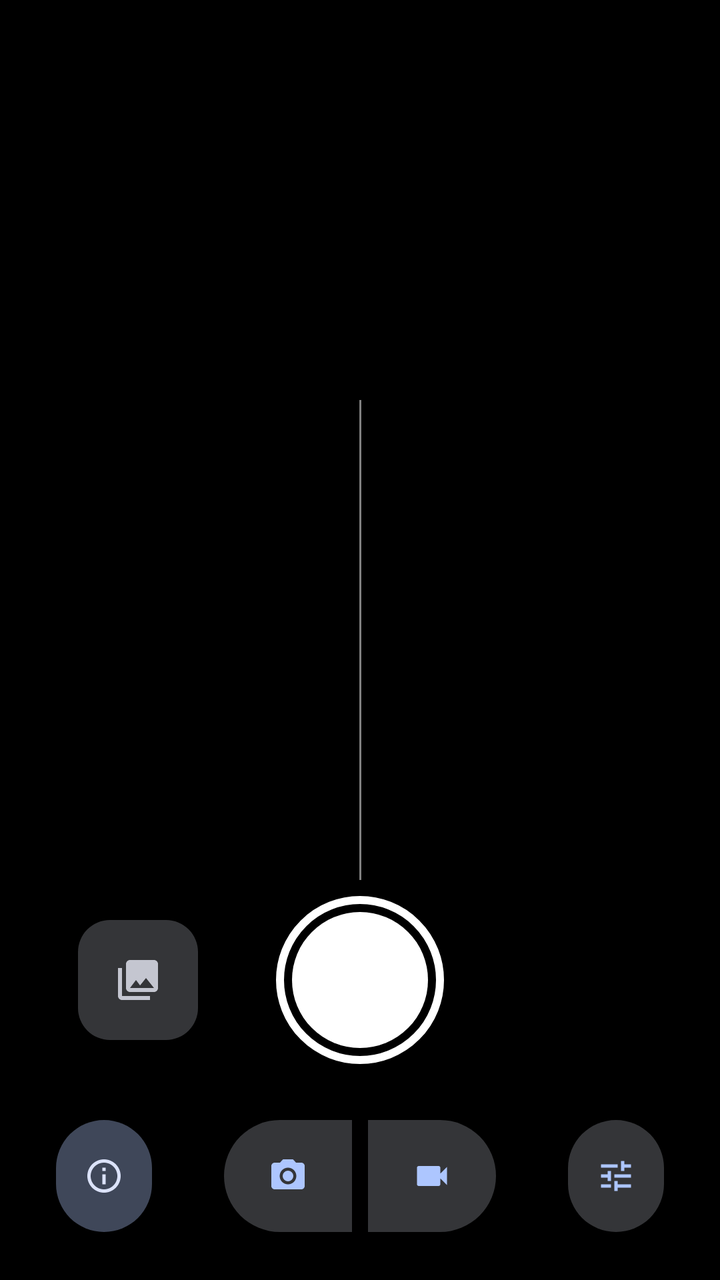
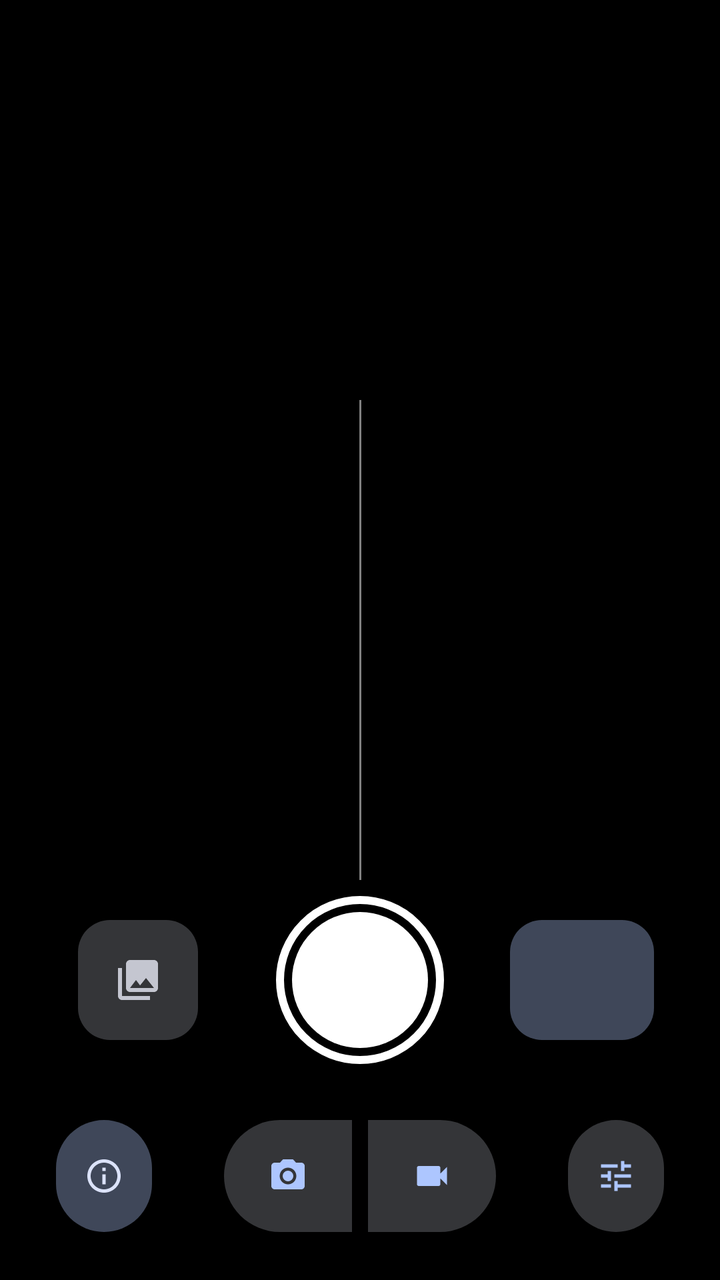

Before-and-after screenshots of an Android layout around one commit, followed by the original layout XML and the change that was made.
<!-- AndroidManifest.xml: application theme Theme.My3DCamera -->
<!-- res/layout/activity_main.xml -->
<?xml version="1.0" encoding="utf-8"?>
<androidx.constraintlayout.widget.ConstraintLayout xmlns:android="http://schemas.android.com/apk/res/android"
    xmlns:app="http://schemas.android.com/apk/res-auto"
    android:layout_width="match_parent"
    android:layout_height="match_parent"
    android:background="@color/black">

    
    <LinearLayout
        android:id="@+id/statusPanel"
        android:layout_width="wrap_content"
        android:layout_height="wrap_content"
        android:layout_marginTop="16dp"
        android:background="@drawable/bg_card"
        android:backgroundTint="?attr/colorSurfaceContainerHigh"
        android:orientation="horizontal"
        android:paddingHorizontal="16dp"
        android:paddingVertical="10dp"
        android:visibility="gone"
        app:layout_constraintEnd_toEndOf="parent"
        app:layout_constraintStart_toStartOf="parent"
        app:layout_constraintTop_toTopOf="parent">

        <TextView
            android:id="@+id/statusLabels"
            android:layout_width="wrap_content"
            android:layout_height="wrap_content"
            android:lineSpacingExtra="3dp"
            android:textColor="?attr/colorOnSurfaceVariant"
            android:textSize="12sp" />

        <TextView
            android:id="@+id/statusValues"
            android:layout_width="wrap_content"
            android:layout_height="wrap_content"
            android:layout_marginStart="16dp"
            android:fontFamily="sans-serif-medium"
            android:fontFeatureSettings="tnum"
            android:lineSpacingExtra="3dp"
            android:textColor="?attr/colorOnSurface"
            android:textSize="12sp" />
    </LinearLayout>

    <TextureView
        android:id="@+id/preview"
        android:layout_width="0dp"
        android:layout_height="0dp"
        app:layout_constraintBottom_toBottomOf="parent"
        app:layout_constraintDimensionRatio="3:2"
        app:layout_constraintEnd_toEndOf="parent"
        app:layout_constraintStart_toStartOf="parent"
        app:layout_constraintTop_toTopOf="parent" />

    <View
        android:id="@+id/eyeDivider"
        android:layout_width="1dp"
        android:layout_height="0dp"
        android:background="#80FFFFFF"
        app:layout_constraintBottom_toBottomOf="@id/preview"
        app:layout_constraintEnd_toEndOf="@id/preview"
        app:layout_constraintStart_toStartOf="@id/preview"
        app:layout_constraintTop_toTopOf="@id/preview" />

    <TextView
        android:id="@+id/recordingIndicator"
        android:layout_width="wrap_content"
        android:layout_height="wrap_content"
        android:layout_marginBottom="12dp"
        android:background="@drawable/bg_pill"
        android:backgroundTint="@color/record_red"
        android:fontFamily="sans-serif-medium"
        android:paddingHorizontal="14dp"
        android:paddingVertical="4dp"
        android:textColor="@color/white"
        android:textSize="15sp"
        android:visibility="gone"
        app:layout_constraintBottom_toTopOf="@id/preview"
        app:layout_constraintEnd_toEndOf="parent"
        app:layout_constraintStart_toStartOf="parent" />

    <TextView
        android:id="@+id/warningText"
        android:layout_width="wrap_content"
        android:layout_height="wrap_content"
        android:layout_marginHorizontal="24dp"
        android:layout_marginTop="12dp"
        android:background="@drawable/bg_pill"
        android:backgroundTint="?attr/colorErrorContainer"
        android:fontFamily="sans-serif-medium"
        android:gravity="center"
        android:paddingHorizontal="16dp"
        android:paddingVertical="6dp"
        android:textColor="?attr/colorOnErrorContainer"
        android:textSize="13sp"
        android:visibility="gone"
        app:layout_constrainedWidth="true"
        app:layout_constraintEnd_toEndOf="parent"
        app:layout_constraintStart_toStartOf="parent"
        app:layout_constraintTop_toBottomOf="@id/preview" />

    
    <com.google.android.material.card.MaterialCardView
        android:id="@+id/calibrationPanel"
        style="?attr/materialCardViewFilledStyle"
        android:layout_width="0dp"
        android:layout_height="wrap_content"
        android:layout_marginHorizontal="16dp"
        android:layout_marginBottom="24dp"
        android:visibility="gone"
        app:cardBackgroundColor="?attr/colorSurfaceContainerHigh"
        app:cardCornerRadius="28dp"
        app:layout_constraintBottom_toTopOf="@id/shutterButton"
        app:layout_constraintEnd_toEndOf="parent"
        app:layout_constraintStart_toStartOf="parent">

        <LinearLayout
            android:layout_width="match_parent"
            android:layout_height="wrap_content"
            android:orientation="vertical"
            android:paddingStart="20dp"
            android:paddingTop="8dp"
            android:paddingEnd="12dp"
            android:paddingBottom="8dp">

            <LinearLayout
                android:layout_width="match_parent"
                android:layout_height="wrap_content"
                android:gravity="center_vertical"
                android:orientation="horizontal">

                <TextView
                    android:layout_width="0dp"
                    android:layout_height="wrap_content"
                    android:layout_weight="1"
                    android:text="@string/calibration_title"
                    android:textAppearance="?attr/textAppearanceTitleMedium" />

                <com.google.android.material.button.MaterialButton
                    android:id="@+id/resetCalibrationButton"
                    style="?attr/borderlessButtonStyle"
                    android:layout_width="wrap_content"
                    android:layout_height="wrap_content"
                    android:text="@string/reset_calibration" />
            </LinearLayout>

            <LinearLayout
                android:layout_width="match_parent"
                android:layout_height="wrap_content"
                android:layout_marginEnd="8dp"
                android:orientation="horizontal">

                <TextView
                    android:layout_width="0dp"
                    android:layout_height="wrap_content"
                    android:layout_weight="1"
                    android:text="@string/calibration_scale"
                    android:textAppearance="?attr/textAppearanceBodyMedium"
                    android:textColor="?attr/colorOnSurfaceVariant" />

                <TextView
                    android:id="@+id/scaleValue"
                    android:layout_width="wrap_content"
                    android:layout_height="wrap_content"
                    android:textAppearance="?attr/textAppearanceBodyMedium" />
            </LinearLayout>

            <com.google.android.material.slider.Slider
                android:id="@+id/scaleSlider"
                android:layout_width="match_parent"
                android:layout_height="wrap_content"
                android:contentDescription="@string/calibration_scale"
                android:stepSize="1"
                android:valueFrom="0"
                android:valueTo="200"
                app:labelBehavior="gone"
                app:tickVisible="false" />

            <LinearLayout
                android:layout_width="match_parent"
                android:layout_height="wrap_content"
                android:layout_marginEnd="8dp"
                android:orientation="horizontal">

                <TextView
                    android:layout_width="0dp"
                    android:layout_height="wrap_content"
                    android:layout_weight="1"
                    android:text="@string/calibration_vertical"
                    android:textAppearance="?attr/textAppearanceBodyMedium"
                    android:textColor="?attr/colorOnSurfaceVariant" />

                <TextView
                    android:id="@+id/verticalValue"
                    android:layout_width="wrap_content"
                    android:layout_height="wrap_content"
                    android:textAppearance="?attr/textAppearanceBodyMedium" />
            </LinearLayout>

            <com.google.android.material.slider.Slider
                android:id="@+id/verticalSlider"
                android:layout_width="match_parent"
                android:layout_height="wrap_content"
                android:contentDescription="@string/calibration_vertical"
                android:stepSize="1"
                android:valueFrom="0"
                android:valueTo="200"
                app:labelBehavior="gone"
                app:tickVisible="false" />

            
            <com.google.android.material.materialswitch.MaterialSwitch
                android:id="@+id/swapEyesSwitch"
                android:layout_width="match_parent"
                android:layout_height="wrap_content"
                android:layout_marginEnd="8dp"
                android:text="@string/swap_eyes"
                android:textAppearance="?attr/textAppearanceBodyMedium"
                android:textColor="?attr/colorOnSurfaceVariant" />
        </LinearLayout>
    </com.google.android.material.card.MaterialCardView>

    
    <com.google.android.material.imageview.ShapeableImageView
        android:id="@+id/galleryButton"
        android:layout_width="60dp"
        android:layout_height="60dp"
        android:background="?attr/colorSurfaceContainerHighest"
        android:contentDescription="@string/open_gallery"
        android:scaleType="center"
        android:src="@drawable/ic_photo_library"
        android:stateListAnimator="@animator/press_scale"
        app:layout_constraintBottom_toBottomOf="@id/shutterButton"
        app:layout_constraintEnd_toStartOf="@id/shutterButton"
        app:layout_constraintStart_toStartOf="parent"
        app:layout_constraintTop_toTopOf="@id/shutterButton"
        app:shapeAppearanceOverlay="@style/ShapeAppearance.My3DCamera.Thumbnail"
        app:tint="?attr/colorOnSurfaceVariant" />

    <ImageButton
        android:id="@+id/shutterButton"
        android:layout_width="84dp"
        android:layout_height="84dp"
        android:layout_marginBottom="28dp"
        android:background="@null"
        android:contentDescription="@string/take_photo"
        android:scaleType="fitCenter"
        android:src="@drawable/shutter_photo"
        android:stateListAnimator="@animator/press_scale"
        app:layout_constraintBottom_toTopOf="@id/modeSwitch"
        app:layout_constraintEnd_toEndOf="parent"
        app:layout_constraintStart_toStartOf="parent" />

    
    <com.google.android.material.button.MaterialButton
        android:id="@+id/aboutButton"
        style="@style/Widget.My3DCamera.IconButton"
        android:layout_width="56dp"
        android:layout_height="56dp"
        android:layout_marginStart="24dp"
        android:contentDescription="@string/about"
        app:icon="@drawable/ic_info"
        app:layout_constraintBottom_toBottomOf="@id/modeSwitch"
        app:layout_constraintStart_toStartOf="parent"
        app:layout_constraintTop_toTopOf="@id/modeSwitch" />

    <com.google.android.material.button.MaterialButtonToggleGroup
        android:id="@+id/modeSwitch"
        style="@style/Widget.Material3.MaterialButtonGroup.Connected"
        android:layout_width="wrap_content"
        android:layout_height="wrap_content"
        android:layout_marginBottom="24dp"
        app:layout_constraintBottom_toBottomOf="parent"
        app:layout_constraintEnd_toEndOf="parent"
        app:layout_constraintStart_toStartOf="parent"
        app:selectionRequired="true"
        app:singleSelection="true">

        <com.google.android.material.button.MaterialButton
            android:id="@+id/photoModeButton"
            style="@style/Widget.My3DCamera.ToggleIconButton"
            android:layout_width="72dp"
            android:layout_height="56dp"
            android:contentDescription="@string/mode_photo"
            app:icon="@drawable/ic_photo_camera" />

        <com.google.android.material.button.MaterialButton
            android:id="@+id/videoModeButton"
            style="@style/Widget.My3DCamera.ToggleIconButton"
            android:layout_width="72dp"
            android:layout_height="56dp"
            android:contentDescription="@string/mode_video"
            app:icon="@drawable/ic_videocam" />
    </com.google.android.material.button.MaterialButtonToggleGroup>

    <com.google.android.material.button.MaterialButton
        android:id="@+id/calibrationButton"
        style="@style/Widget.My3DCamera.ToggleIconButton"
        android:layout_width="56dp"
        android:layout_height="56dp"
        android:layout_marginEnd="24dp"
        android:contentDescription="@string/calibration_title"
        app:icon="@drawable/ic_tune"
        app:layout_constraintBottom_toBottomOf="@id/modeSwitch"
        app:layout_constraintEnd_toEndOf="parent"
        app:layout_constraintTop_toTopOf="@id/modeSwitch" />

</androidx.constraintlayout.widget.ConstraintLayout>
<!-- resources referenced by this layout -->
<resources>
  <color name="black">#FF000000</color>
  <color name="record_red">#FFE53935</color>
  <color name="white">#FFFFFFFF</color>
  <!-- drawable bg_card (drawable) -->
  <?xml version="1.0" encoding="utf-8"?>
  <shape xmlns:android="http://schemas.android.com/apk/res/android" android:shape="rectangle">
      <corners android:radius="16dp" />
      <solid android:color="@color/white" />
  </shape>
  <!-- drawable bg_pill (drawable) -->
  <?xml version="1.0" encoding="utf-8"?>
  <shape xmlns:android="http://schemas.android.com/apk/res/android" android:shape="rectangle">
      <corners android:radius="100dp" />
      <solid android:color="@color/white" />
  </shape>
  <!-- drawable ic_tune (drawable) -->
  <vector xmlns:android="http://schemas.android.com/apk/res/android"
      android:width="24dp"
      android:height="24dp"
      android:viewportWidth="24"
      android:viewportHeight="24">
      <path
          android:fillColor="@color/white"
          android:pathData="M3,17v2h6v-2H3zM3,5v2h10V5H3zM13,21v-2h8v-2h-8v-2h-2v6h2zM7,9v2H3v2h4v2h2V9H7zM21,13v-2H11v2h10zM15,9h2V7h4V5h-4V3h-2v6z" />
  </vector>
  <!-- drawable ic_videocam (drawable) -->
  <vector xmlns:android="http://schemas.android.com/apk/res/android"
      android:width="24dp"
      android:height="24dp"
      android:viewportWidth="24"
      android:viewportHeight="24">
      <path
          android:fillColor="@color/white"
          android:pathData="M17,10.5V7c0,-0.55 -0.45,-1 -1,-1H4c-0.55,0 -1,0.45 -1,1v10c0,0.55 0.45,1 1,1h12c0.55,0 1,-0.45 1,-1v-3.5l4,4v-11l-4,4z" />
  </vector>
  <string name="about">About cameras</string>
  <string name="calibration_scale">Wide camera scale</string>
  <string name="calibration_title">Eye alignment</string>
  <string name="calibration_vertical">Vertical shift</string>
  <string name="mode_photo">Photo</string>
  <string name="mode_video">Video</string>
  <string name="open_gallery">Open last capture</string>
  <string name="reset_calibration">Reset</string>
  <string name="swap_eyes">Swap eyes</string>
  <string name="take_photo">Take photo</string>
  <style name="ShapeAppearance.My3DCamera.Thumbnail" parent="">
          <item name="cornerFamily">rounded</item>
          <item name="cornerSize">16dp</item>
      </style>
  <style name="Widget.My3DCamera.IconButton" parent="Widget.Material3.Button.IconButton.Filled.Tonal">
          <item name="android:padding">0dp</item>
          <item name="android:insetTop">0dp</item>
          <item name="android:insetBottom">0dp</item>
          <item name="iconGravity">textStart</item>
          <item name="iconPadding">0dp</item>
      </style>
  <style name="Widget.My3DCamera.ToggleIconButton" parent="Widget.Material3.Button.IconButton.Filled">
          <item name="android:checkable">true</item>
          <item name="android:padding">0dp</item>
          <item name="android:insetTop">0dp</item>
          <item name="android:insetBottom">0dp</item>
          <item name="iconGravity">textStart</item>
          <item name="iconPadding">0dp</item>
      </style>
  <style name="Theme.My3DCamera" parent="Theme.Material3.DynamicColors.Dark.NoActionBar">
          <item name="android:windowBackground">@color/black</item>
          <item name="android:statusBarColor">@color/black</item>
          <item name="android:navigationBarColor">@color/black</item>
      </style>
  <!-- unchanged entries left out for length: 4 -->
</resources>

<!-- the commit's change to res/layout/activity_main.xml (unified diff, before → after) -->
@@ -83,7 +83,7 @@
         android:layout_width="wrap_content"
         android:layout_height="wrap_content"
         android:layout_marginHorizontal="24dp"
-        android:layout_marginTop="12dp"
+        android:layout_marginBottom="12dp"
         android:background="@drawable/bg_pill"
         android:backgroundTint="?attr/colorErrorContainer"
         android:fontFamily="sans-serif-medium"
@@ -96,7 +96,7 @@
         app:layout_constrainedWidth="true"
         app:layout_constraintEnd_toEndOf="parent"
         app:layout_constraintStart_toStartOf="parent"
-        app:layout_constraintTop_toBottomOf="@id/preview" />
+        app:layout_constraintBottom_toBottomOf="@id/preview" />
 
     
     <com.google.android.material.card.MaterialCardView
@@ -252,6 +252,18 @@
 
     
     <com.google.android.material.button.MaterialButton
+        android:id="@+id/videoSettingsButton"
+        style="@style/Widget.My3DCamera.FormatButton"
+        android:layout_width="72dp"
+        android:layout_height="60dp"
+        android:contentDescription="@string/video_settings"
+        app:layout_constraintBottom_toBottomOf="@id/shutterButton"
+        app:layout_constraintEnd_toEndOf="parent"
+        app:layout_constraintStart_toEndOf="@id/shutterButton"
+        app:layout_constraintTop_toTopOf="@id/shutterButton" />
+
+    
+    <com.google.android.material.button.MaterialButton
         android:id="@+id/aboutButton"
         style="@style/Widget.My3DCamera.IconButton"
         android:layout_width="56dp"
<!-- resource entries referenced after the edit -->
@@ -45,9 +45,18 @@
   <string name="reset_calibration">Reset</string>
   <string name="swap_eyes">Swap eyes</string>
   <string name="take_photo">Take photo</string>
+  <string name="video_settings">Video settings</string>
   <style name="ShapeAppearance.My3DCamera.Thumbnail" parent="">
           <item name="cornerFamily">rounded</item>
           <item name="cornerSize">16dp</item>
+      </style>
+  <style name="Widget.My3DCamera.FormatButton" parent="Widget.Material3.Button.TonalButton">
+          <item name="android:padding">0dp</item>
+          <item name="android:insetTop">0dp</item>
+          <item name="android:insetBottom">0dp</item>
+          <item name="android:textSize">13sp</item>
+          <item name="android:lineSpacingExtra">0dp</item>
+          <item name="cornerRadius">16dp</item>
       </style>
   <style name="Widget.My3DCamera.IconButton" parent="Widget.Material3.Button.IconButton.Filled.Tonal">
           <item name="android:padding">0dp</item>
